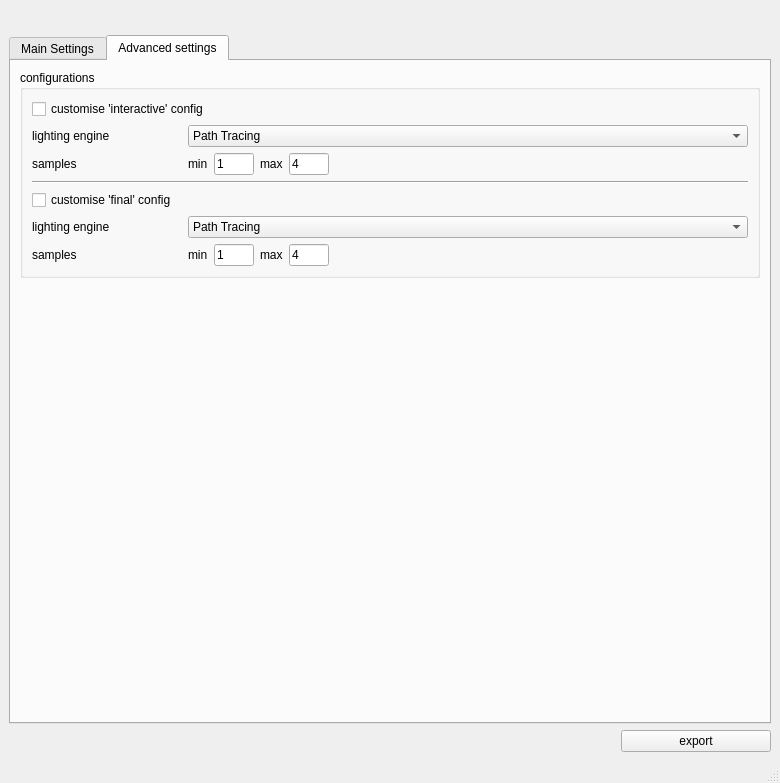
Above: mayaToAppleseed.ui from dictoon/mayaseed before the change. Below: the same form after it.
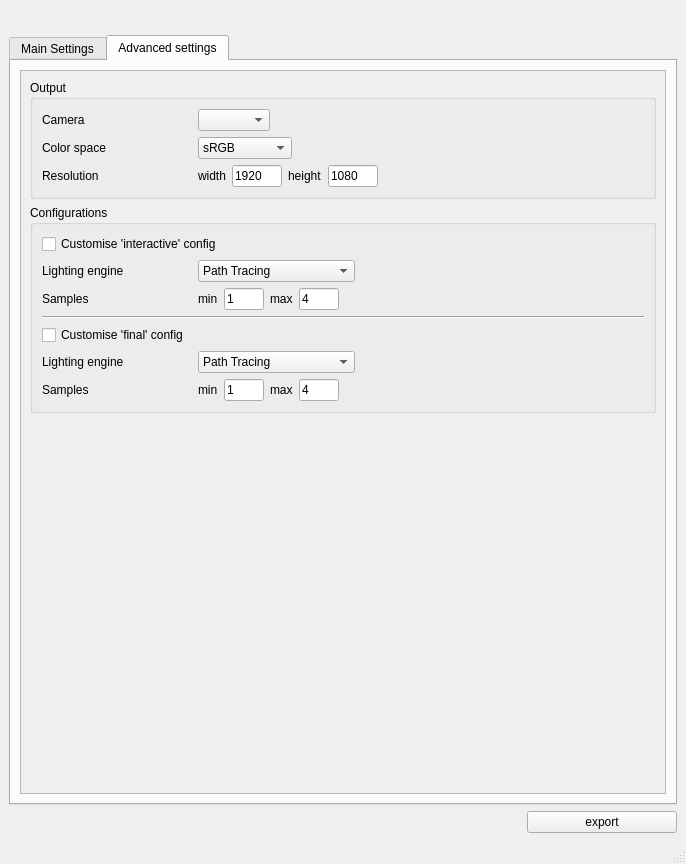
That is the form after the change. Icons and pictures are not drawn.

Commit message: added output element, maya to appleseed now initialises the ui on load to mirror maya render globals, TO IMPLEMENT, output object needs error checking to account for scenes with no camera present

```diff
--- a/mayaToAppleseed.ui
+++ b/mayaToAppleseed.ui
@@ -6,8 +6,8 @@
    <rect>
     <x>0</x>
     <y>0</y>
-    <width>780</width>
-    <height>783</height>
+    <width>686</width>
+    <height>864</height>
    </rect>
   </property>
   <property name="sizePolicy">
@@ -84,6 +84,18 @@
       <property name="currentIndex">
        <number>1</number>
       </property>
+      <property name="elideMode">
+       <enum>Qt::ElideLeft</enum>
+      </property>
+      <property name="usesScrollButtons">
+       <bool>false</bool>
+      </property>
+      <property name="documentMode">
+       <bool>false</bool>
+      </property>
+      <property name="tabsClosable">
+       <bool>false</bool>
+      </property>
       <widget class="QWidget" name="tab_3">
        <attribute name="title">
         <string>Main Settings</string>
@@ -237,9 +249,220 @@
        </attribute>
        <layout class="QVBoxLayout" name="verticalLayout_6">
         <item>
+         <widget class="QScrollArea" name="scrollArea">
+          <property name="widgetResizable">
+           <bool>true</bool>
+          </property>
+          <widget class="QWidget" name="scrollAreaWidgetContents">
+           <property name="geometry">
+            <rect>
+             <x>0</x>
+             <y>0</y>
+             <width>614</width>
+             <height>529</height>
+            </rect>
+           </property>
+           <layout class="QVBoxLayout" name="verticalLayout_7">
+            <item>
+             <widget class="QGroupBox" name="groupBox_2">
+              <property name="title">
+               <string>Output</string>
+              </property>
+              <layout class="QVBoxLayout" name="verticalLayout_2">
+               <item>
+                <layout class="QHBoxLayout" name="horizontalLayout_5">
+                 <item>
+                  <widget class="QLabel" name="label_5">
+                   <property name="minimumSize">
+                    <size>
+                     <width>150</width>
+                     <height>0</height>
+                    </size>
+                   </property>
+                   <property name="maximumSize">
+                    <size>
+                     <width>150</width>
+                     <height>16777215</height>
+                    </size>
+                   </property>
+                   <property name="text">
+                    <string>Camera</string>
+                   </property>
+                  </widget>
+                 </item>
+                 <item>
+                  <widget class="QComboBox" name="m2s_outputCamera"/>
+                 </item>
+                 <item>
+                  <spacer name="horizontalSpacer_5">
+                   <property name="orientation">
+                    <enum>Qt::Horizontal</enum>
+                   </property>
+                   <property name="sizeHint" stdset="0">
+                    <size>
+                     <width>40</width>
+                     <height>20</height>
+                    </size>
+                   </property>
+                  </spacer>
+                 </item>
+                </layout>
+               </item>
+               <item>
+                <layout class="QHBoxLayout" name="horizontalLayout_8">
+                 <item>
+                  <widget class="QLabel" name="label_10">
+                   <property name="minimumSize">
+                    <size>
+                     <width>150</width>
+                     <height>0</height>
+                    </size>
+                   </property>
+                   <property name="maximumSize">
+                    <size>
+                     <width>150</width>
+                     <height>16777215</height>
+                    </size>
+                   </property>
+                   <property name="text">
+                    <string>Color space</string>
+                   </property>
+                  </widget>
+                 </item>
+                 <item>
+                  <widget class="QComboBox" name="m2s_outputColorSpace">
+                   <item>
+                    <property name="text">
+                     <string>sRGB</string>
+                    </property>
+                   </item>
+                   <item>
+                    <property name="text">
+                     <string>Linear RGB</string>
+                    </property>
+                   </item>
+                   <item>
+                    <property name="text">
+                     <string>Spectral</string>
+                    </property>
+                   </item>
+                   <item>
+                    <property name="text">
+                     <string>CIE XYZ</string>
+                    </property>
+                   </item>
+                  </widget>
+                 </item>
+                 <item>
+                  <spacer name="horizontalSpacer_11">
+                   <property name="orientation">
+                    <enum>Qt::Horizontal</enum>
+                   </property>
+                   <property name="sizeHint" stdset="0">
+                    <size>
+                     <width>40</width>
+                     <height>20</height>
+                    </size>
+                   </property>
+                  </spacer>
+                 </item>
+                </layout>
+               </item>
+               <item>
+                <layout class="QHBoxLayout" name="horizontalLayout_16">
+                 <item>
+                  <widget class="QLabel" name="label_24">
+                   <property name="minimumSize">
+                    <size>
+                     <width>150</width>
+                     <height>0</height>
+                    </size>
+                   </property>
+                   <property name="text">
+                    <string>Resolution</string>
+                   </property>
+                  </widget>
+                 </item>
+                 <item>
+                  <widget class="QLabel" name="label_25">
+                   <property name="text">
+                    <string>width</string>
+                   </property>
+                  </widget>
+                 </item>
+                 <item>
+                  <widget class="QLineEdit" name="m2s_outputResWidth">
+                   <property name="minimumSize">
+                    <size>
+                     <width>50</width>
+                     <height>0</height>
+                    </size>
+                   </property>
+                   <property name="maximumSize">
+                    <size>
+                     <width>40</width>
+                     <height>16777215</height>
+                    </size>
+                   </property>
+                   <property name="inputMethodHints">
+                    <set>Qt::ImhNone</set>
+                   </property>
+                   <property name="inputMask">
+                    <string/>
+                   </property>
+                   <property name="text">
+                    <string>1920</string>
+                   </property>
+                  </widget>
+                 </item>
+                 <item>
+                  <widget class="QLabel" name="label_26">
+                   <property name="text">
+                    <string>height</string>
+                   </property>
+                  </widget>
+                 </item>
+                 <item>
+                  <widget class="QLineEdit" name="m2s_outputResHeight">
+                   <property name="minimumSize">
+                    <size>
+                     <width>50</width>
+                     <height>0</height>
+                    </size>
+                   </property>
+                   <property name="maximumSize">
+                    <size>
+                     <width>40</width>
+                     <height>16777215</height>
+                    </size>
+                   </property>
+                   <property name="text">
+                    <string>1080</string>
+                   </property>
+                  </widget>
+                 </item>
+                 <item>
+                  <spacer name="horizontalSpacer_10">
+                   <property name="orientation">
+                    <enum>Qt::Horizontal</enum>
+                   </property>
+                   <property name="sizeHint" stdset="0">
+                    <size>
+                     <width>40</width>
+                     <height>20</height>
+                    </size>
+                   </property>
+                  </spacer>
+                 </item>
+                </layout>
+               </item>
+              </layout>
+             </widget>
+            </item>
+            <item>
          <widget class="QGroupBox" name="groupBox">
           <property name="title">
-           <string>configurations</string>
+               <string>Configurations</string>
           </property>
           <layout class="QVBoxLayout" name="verticalLayout">
            <item>
@@ -251,7 +474,7 @@
               </size>
              </property>
              <property name="text">
-              <string>customise 'interactive' config</string>
+                  <string>Customise 'interactive' config</string>
              </property>
             </widget>
            </item>
@@ -259,6 +482,12 @@
             <layout class="QHBoxLayout" name="horizontalLayout">
              <item>
               <widget class="QLabel" name="label_6">
+                   <property name="minimumSize">
+                    <size>
+                     <width>150</width>
+                     <height>0</height>
+                    </size>
+                   </property>
                <property name="maximumSize">
                 <size>
                  <width>150</width>
@@ -266,7 +495,7 @@
                 </size>
                </property>
                <property name="text">
-                <string>lighting engine</string>
+                    <string>Lighting engine</string>
                </property>
               </widget>
              </item>
@@ -284,6 +513,19 @@
                </item>
               </widget>
              </item>
+                 <item>
+                  <spacer name="horizontalSpacer_12">
+                   <property name="orientation">
+                    <enum>Qt::Horizontal</enum>
+                   </property>
+                   <property name="sizeHint" stdset="0">
+                    <size>
+                     <width>40</width>
+                     <height>20</height>
+                    </size>
+                   </property>
+                  </spacer>
+                 </item>
             </layout>
            </item>
            <item>
@@ -297,7 +539,7 @@
                 </size>
                </property>
                <property name="text">
-                <string>samples</string>
+                    <string>Samples</string>
                </property>
               </widget>
              </item>
@@ -384,7 +626,7 @@
            <item>
             <widget class="QCheckBox" name="m2s_customFinalConfigCheck">
              <property name="text">
-              <string>customise 'final' config</string>
+                  <string>Customise 'final' config</string>
              </property>
             </widget>
            </item>
@@ -405,7 +647,7 @@
                 </size>
                </property>
                <property name="text">
-                <string>lighting engine</string>
+                    <string>Lighting engine</string>
                </property>
               </widget>
              </item>
@@ -423,6 +665,19 @@
                </item>
               </widget>
              </item>
+                 <item>
+                  <spacer name="horizontalSpacer_13">
+                   <property name="orientation">
+                    <enum>Qt::Horizontal</enum>
+                   </property>
+                   <property name="sizeHint" stdset="0">
+                    <size>
+                     <width>40</width>
+                     <height>20</height>
+                    </size>
+                   </property>
+                  </spacer>
+                 </item>
             </layout>
            </item>
            <item>
@@ -436,7 +691,7 @@
                 </size>
                </property>
                <property name="text">
-                <string>samples</string>
+                    <string>Samples</string>
                </property>
               </widget>
              </item>
@@ -528,6 +783,10 @@
            </size>
           </property>
          </spacer>
+            </item>
+           </layout>
+          </widget>
+         </widget>
         </item>
        </layout>
       </widget>
```
Left out of the diff: 13 changed lines with no effect on the pictures. Lines whose indentation alone changed are shown as unchanged. The commit also changes 1 other file.
